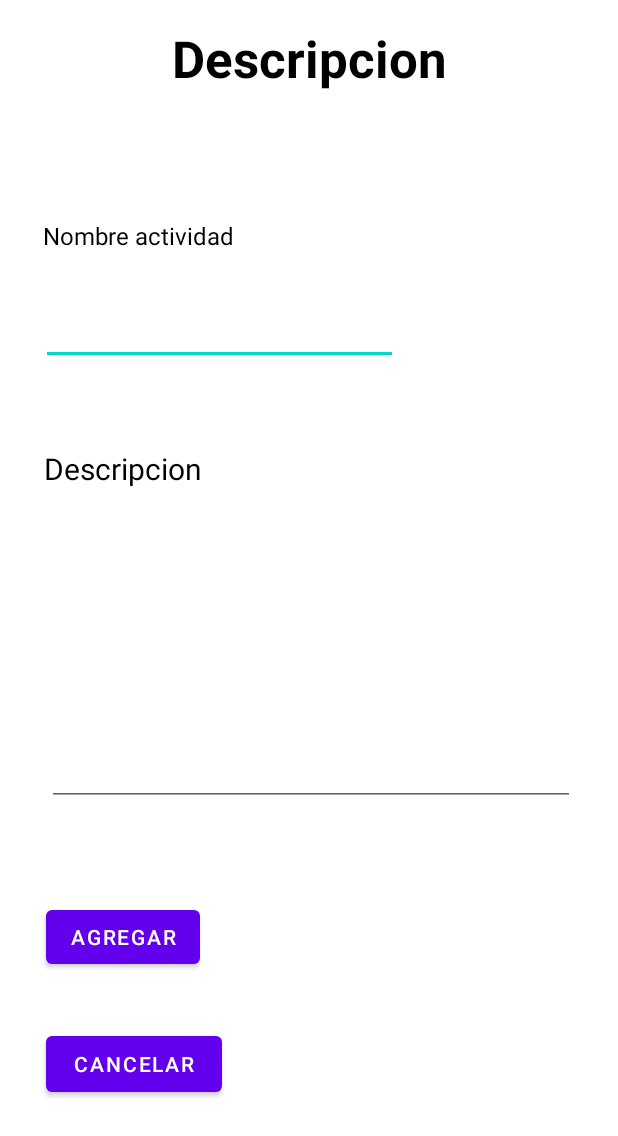
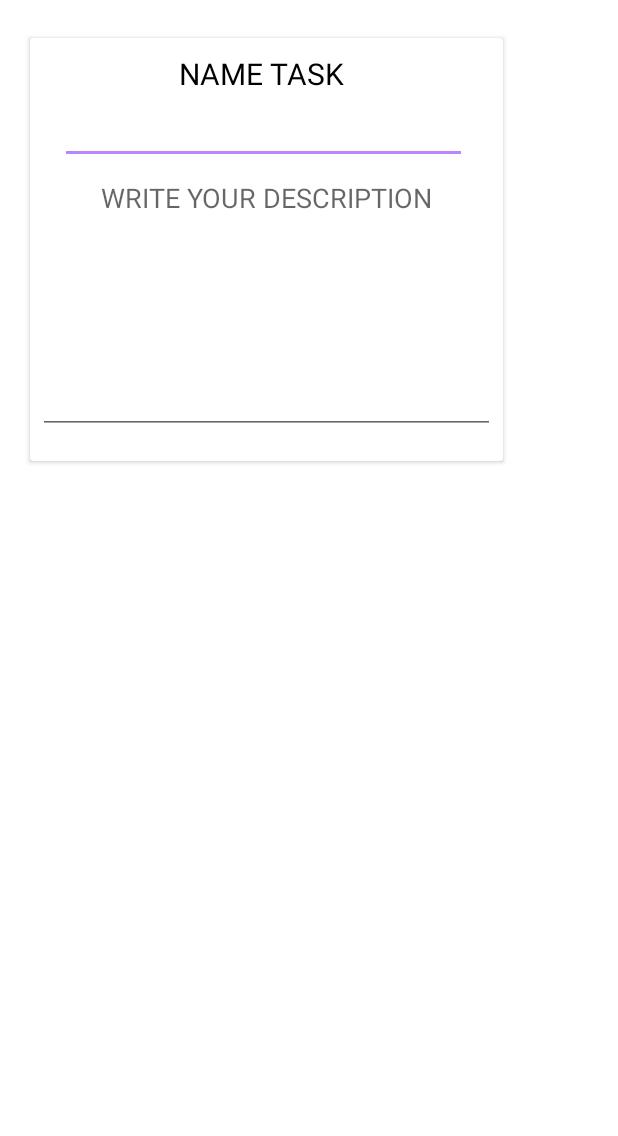
Before and after one commit to Mateocaicedo/Taller, an Android app: the layout activity_agregar.xml on its own in the app's theme, with its tools: preview values and no code run, on a phone screen of 412 x 824 dp. Shown: the top 1136 px of the screen. Run offline under Robolectric (Android 15) with nearby library versions, the phone set to English and light mode, and no system bars.

Commit message:
Agrega tareas

```diff
--- a/app/build.gradle
+++ b/app/build.gradle
@@ -37,6 +37,9 @@ dependencies {
     implementation 'androidx.appcompat:appcompat:1.3.0'
     implementation 'com.google.android.material:material:1.4.0'
     implementation 'androidx.constraintlayout:constraintlayout:2.0.4'
+    implementation 'androidx.recyclerview:recyclerview:1.2.1'
+    implementation 'androidx.cardview:cardview:1.0.0'
+    implementation 'androidx.gridlayout:gridlayout:1.0.0'
     testImplementation 'junit:junit:4.13.2'
     androidTestImplementation 'androidx.test.ext:junit:1.1.3'
     androidTestImplementation 'androidx.test.espresso:espresso-core:3.4.0'
--- a/app/src/main/AndroidManifest.xml
+++ b/app/src/main/AndroidManifest.xml
@@ -10,7 +10,7 @@
         android:supportsRtl="true"
         android:theme="@style/Theme.Taller">
         <activity
-            android:name=".Agregar"
+            android:name=".Aggregate"
             android:exported="false" />
         <activity
             android:name=".MainActivity"
--- a/app/src/main/res/layout/activity_agregar.xml
+++ b/app/src/main/res/layout/activity_agregar.xml
@@ -1,105 +1,78 @@
 <?xml version="1.0" encoding="utf-8"?>
-<androidx.constraintlayout.widget.ConstraintLayout xmlns:android="http://schemas.android.com/apk/res/android"
+<LinearLayout xmlns:android="http://schemas.android.com/apk/res/android"
     xmlns:app="http://schemas.android.com/apk/res-auto"
     xmlns:tools="http://schemas.android.com/tools"
     android:layout_width="match_parent"
-    android:layout_height="match_parent">
+    android:layout_height="match_parent"
+    android:orientation="vertical">
+
+    <androidx.cardview.widget.CardView
+        android:layout_width="315dp"
+        android:layout_height="282dp"
+        android:layout_marginLeft="20dp"
+        android:layout_marginTop="25dp"
+        android:layout_marginRight="20dp"
+        android:layout_marginBottom="25dp">
+
+        <LinearLayout
+            android:layout_width="match_parent"
+            android:layout_height="278dp"
+            android:layout_marginTop="10dp"
+            android:layout_marginBottom="10dp"
+            android:orientation="vertical">
 
             <TextView
-        android:id="@+id/textView"
-        android:layout_width="203dp"
-        android:layout_height="64dp"
-        android:layout_marginTop="16dp"
-        android:text="Descripcion"
+                android:id="@+id/textView2"
+                android:layout_width="197dp"
+                android:layout_height="34dp"
+                android:layout_marginLeft="55dp"
+                android:text="NAME TASK"
                 android:textAlignment="center"
                 android:textColor="#000000"
-        android:textSize="34sp"
-        android:textStyle="bold"
+                android:textSize="20sp"
+                app:layout_constraintBottom_toBottomOf="parent"
                 app:layout_constraintEnd_toEndOf="parent"
                 app:layout_constraintStart_toStartOf="parent"
-        app:layout_constraintTop_toTopOf="parent" />
+                app:layout_constraintTop_toTopOf="parent"
+                app:layout_constraintVertical_bias="0.261" />
 
             <EditText
                 android:id="@+id/nombret"
                 style="@style/Widget.AppCompat.EditText"
-        android:layout_width="238dp"
-        android:layout_height="50dp"
+                android:layout_width="271dp"
+                android:layout_height="40dp"
+                android:layout_marginLeft="20dp"
                 android:width="50dp"
                 android:ems="10"
                 android:inputType="textPersonName"
                 android:lineSpacingExtra="8sp"
                 android:singleLine="false"
                 android:textAlignment="viewStart"
-        android:textColor="#3F51B5"
+                android:textColor="#151515"
                 app:layout_constraintBottom_toBottomOf="parent"
                 app:layout_constraintEnd_toEndOf="parent"
-        app:layout_constraintHorizontal_bias="0.159"
                 app:layout_constraintStart_toStartOf="parent"
                 app:layout_constraintTop_toTopOf="parent"
-        app:layout_constraintVertical_bias="0.25" />
-
-    <TextView
-        android:id="@+id/textView2"
-        android:layout_width="wrap_content"
-        android:layout_height="wrap_content"
-        android:text="Nombre actividad"
-        android:textColor="#000000"
-        android:textSize="16sp"
-        app:layout_constraintBottom_toBottomOf="parent"
-        app:layout_constraintEnd_toEndOf="parent"
-        app:layout_constraintHorizontal_bias="0.101"
-        app:layout_constraintStart_toStartOf="parent"
-        app:layout_constraintTop_toTopOf="parent"
-        app:layout_constraintVertical_bias="0.182" />
-
-    <TextView
-        android:id="@+id/textView3"
-        android:layout_width="wrap_content"
-        android:layout_height="wrap_content"
-        android:text="Descripcion"
-        android:textColor="#000000"
-        android:textSize="20sp"
-        app:layout_constraintBottom_toBottomOf="parent"
-        app:layout_constraintEnd_toEndOf="parent"
-        app:layout_constraintHorizontal_bias="0.095"
-        app:layout_constraintStart_toStartOf="parent"
-        app:layout_constraintTop_toTopOf="parent"
-        app:layout_constraintVertical_bias="0.375" />
+                app:layout_constraintVertical_bias="0.325" />
 
             <EditText
                 android:id="@+id/desc"
-        android:layout_width="352dp"
-        android:layout_height="155dp"
+                android:layout_width="match_parent"
+                android:layout_height="180dp"
+                android:layout_marginLeft="5dp"
+                android:layout_marginRight="5dp"
                 android:gravity="top"
-        android:inputType="text|textMultiLine"
+                android:hint="WRITE YOUR DESCRIPTION"
+                android:inputType="textMultiLine|text"
+                android:textAlignment="center"
                 app:layout_constraintBottom_toBottomOf="parent"
                 app:layout_constraintEnd_toEndOf="parent"
-        app:layout_constraintHorizontal_bias="0.525"
+                app:layout_constraintHorizontal_bias="0.493"
                 app:layout_constraintStart_toStartOf="parent"
                 app:layout_constraintTop_toTopOf="parent"
-        app:layout_constraintVertical_bias="0.571" />
+                app:layout_constraintVertical_bias="0.452" />
+        </LinearLayout>
 
-    <Button
-        android:id="@+id/agg"
-        android:layout_width="wrap_content"
-        android:layout_height="wrap_content"
-        android:text="AGREGAR"
-        app:layout_constraintBottom_toBottomOf="parent"
-        app:layout_constraintEnd_toEndOf="parent"
-        app:layout_constraintHorizontal_bias="0.1"
-        app:layout_constraintStart_toStartOf="parent"
-        app:layout_constraintTop_toTopOf="parent"
-        app:layout_constraintVertical_bias="0.774" />
+    </androidx.cardview.widget.CardView>
 
-    <Button
-        android:id="@+id/cancelar"
-        android:layout_width="117dp"
-        android:layout_height="49dp"
-        android:text="CANCELAR"
-        app:layout_constraintBottom_toBottomOf="parent"
-        app:layout_constraintEnd_toEndOf="parent"
-        app:layout_constraintHorizontal_bias="0.105"
-        app:layout_constraintStart_toStartOf="parent"
-        app:layout_constraintTop_toTopOf="parent"
-        app:layout_constraintVertical_bias="0.884" />
-</androidx.constraintlayout.widget.ConstraintLayout>
+</LinearLayout>
--- a/app/src/main/res/values/colors.xml
+++ b/app/src/main/res/values/colors.xml
@@ -1,10 +1,10 @@
 <?xml version="1.0" encoding="utf-8"?>
 <resources>
     <color name="purple_200">#FFBB86FC</color>
-    <color name="purple_500">#FF6200EE</color>
-    <color name="purple_700">#FF3700B3</color>
-    <color name="teal_200">#FF03DAC5</color>
-    <color name="teal_700">#FF018786</color>
+    <color name="purple_500">#BB86FC</color>
+    <color name="purple_700">#BB86FC</color>
+    <color name="teal_200">#BB86FC</color>
+    <color name="teal_700">#BB86FC</color>
     <color name="black">#FF000000</color>
     <color name="white">#FFFFFFFF</color>
 </resources>
```
Also changed, not shown: app/src/main/java/com/caicedoramirez/taller/Agregar.kt (deleted, +0 -35 lines), app/src/main/java/com/caicedoramirez/taller/Datos.kt (added, +8 -0 lines), app/src/main/java/com/caicedoramirez/taller/MainActivity.kt (+62 -6 lines), app/src/main/java/com/caicedoramirez/taller/customAdapter.kt (added, +43 -0 lines), app/src/main/res/layout/activity_main.xml (+35 -4 lines), app/src/main/res/layout/list_element.xml (added, +74 -0 lines). Lines whose indentation alone changed are shown as unchanged.
